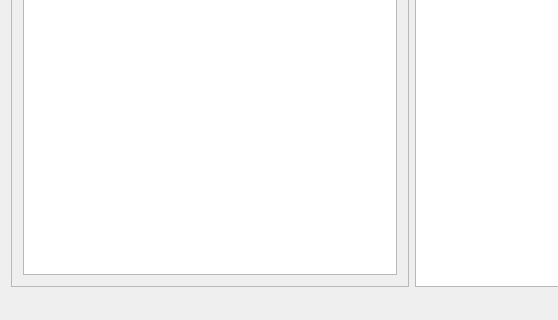
Qt form mainwindow.ui (lyleunderwood/renamemer) before a commit; both pictures show x 0 to 558 and y 275 to 595 of the 824 by 595 pixel window.
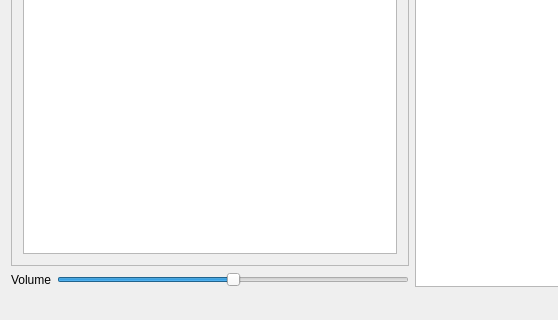
The same form after that commit. Icons and pictures are not drawn.

Commit message: implement volume slider

What changed in the file:
```diff
--- a/mainwindow.ui
+++ b/mainwindow.ui
@@ -82,6 +82,33 @@
         </layout>
        </widget>
       </item>
+      <item>
+       <layout class="QFormLayout" name="formLayout">
+        <item row="0" column="0">
+         <widget class="QLabel" name="label">
+          <property name="text">
+           <string>Volume</string>
+          </property>
+         </widget>
+        </item>
+        <item row="0" column="1">
+         <widget class="QSlider" name="volumeSlider">
+          <property name="maximum">
+           <number>100</number>
+          </property>
+          <property name="value">
+           <number>50</number>
+          </property>
+          <property name="orientation">
+           <enum>Qt::Horizontal</enum>
+          </property>
+          <property name="invertedAppearance">
+           <bool>false</bool>
+          </property>
+         </widget>
+        </item>
+       </layout>
+      </item>
      </layout>
     </item>
     <item>
```
The commit also changes 2 other files.
